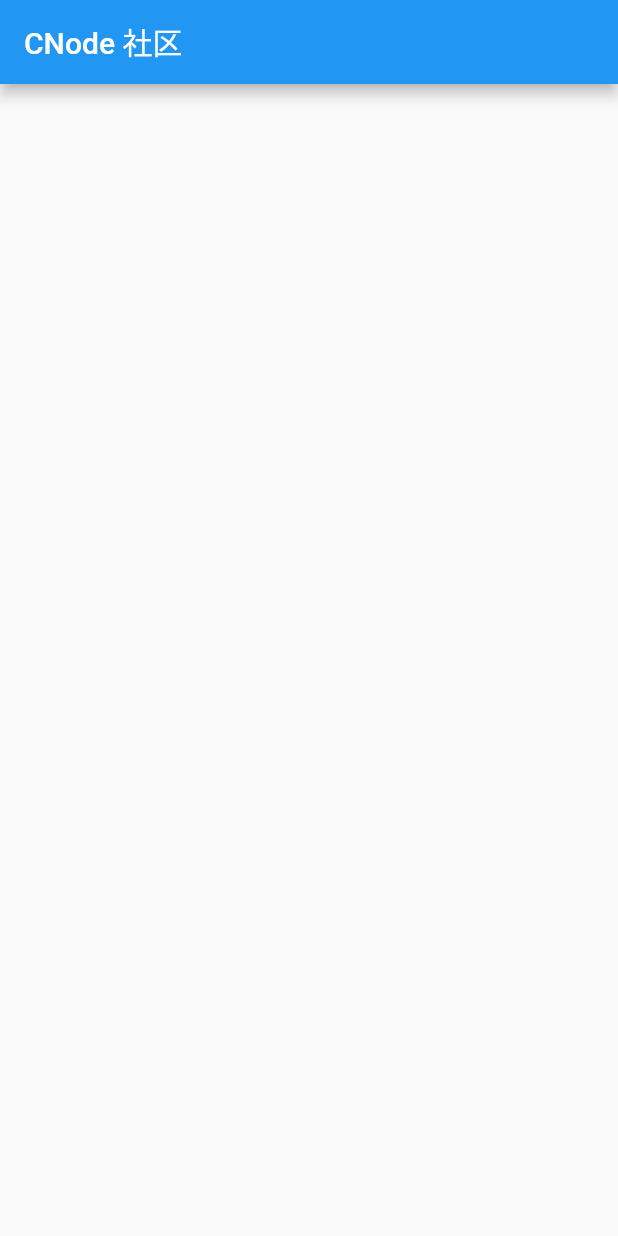
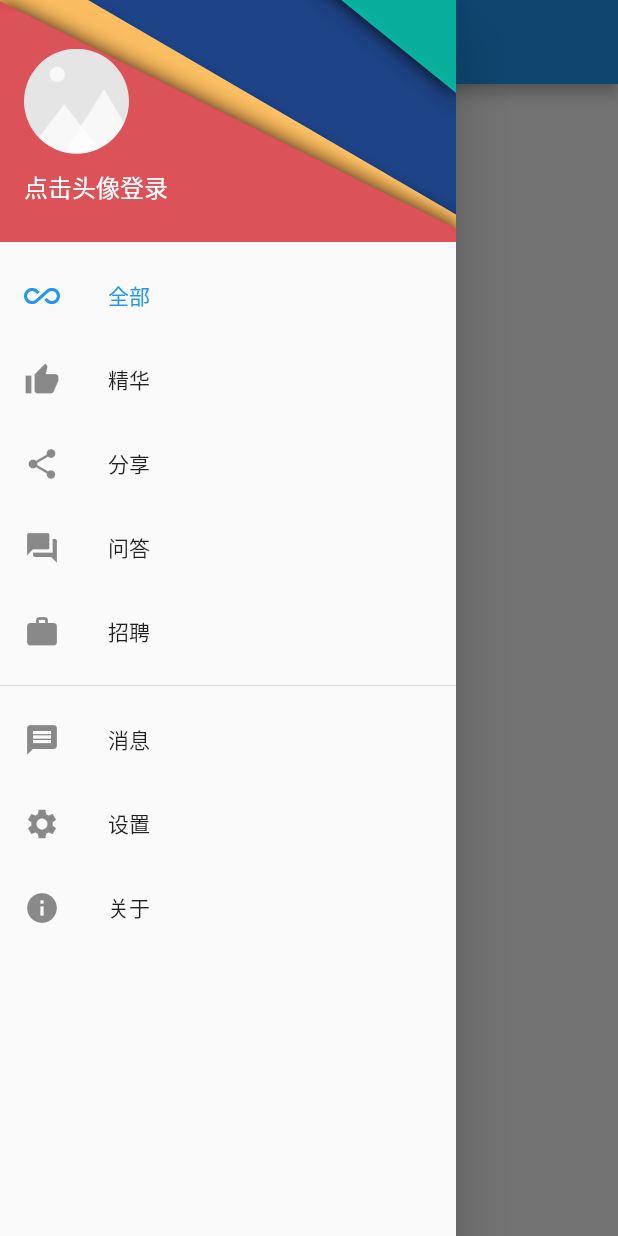
Before and after one commit to zhbhun/practice, a Flutter app: the screen it shows after launch, with the side drawer open (before the commit the screen has no drawer), on a phone screen of 412 x 824 dp. Run offline on Flutter 3.47's test engine with Material 2 defaults, Android fonts, the phone set to English and light mode, and no system bars; generated files the repository leaves out were written again; network calls fail.

Commit message:
feat: 实现首页抽屉切换 tab 功能

```diff
--- a/packages/cnodejs_flutter/lib/pages/HomePage.dart
+++ b/packages/cnodejs_flutter/lib/pages/HomePage.dart
@@ -14,6 +14,7 @@ class HomePage extends StatefulWidget {
 class _HomePageState extends State<HomePage> {
   final _refreshKey = GlobalKey<RefreshIndicatorState>();
 
+  String _tab = ''; // 全部;good|精华;share|分享;ask|问答;job|招聘
   int _page = 1;
   bool _loading = false;
   List<Topic> _data;
@@ -38,7 +39,7 @@ class _HomePageState extends State<HomePage> {
     try {
       var response = await http.get(
         Uri.encodeFull(
-            'https://cnodejs.org/api/v1/topics?mdrender=false&page=$page&limit=15'),
+            'https://cnodejs.org/api/v1/topics?mdrender=false&tab=${this._tab}&page=$page&limit=15'),
         headers: {'Accept': 'application/json'},
       );
       var responseJSON = json.decode(response.body);
@@ -82,6 +83,16 @@ class _HomePageState extends State<HomePage> {
       if (!_loading) {
         await this._loadData(page: _page + 1);
       }
+    });
+  }
+
+  void _changeTab(String tab) {
+    setState(() {
+      this._tab = tab;
+      this._page = 1;
+      this._loading = false;
+      this._data = [];
+      _refreshKey.currentState.show();
     });
   }
 
@@ -187,6 +198,103 @@ class _HomePageState extends State<HomePage> {
       appBar: AppBar(
         title: Text('CNode 社区'),
       ),
+      drawer: Drawer(
+        child: ListView(
+          // Important: Remove any padding from the ListView.
+          padding: EdgeInsets.zero,
+          children: <Widget>[
+            DrawerHeader(
+              child: Column(
+                crossAxisAlignment: CrossAxisAlignment.start,
+                mainAxisAlignment: MainAxisAlignment.center,
+                children: <Widget>[
+                  Container(
+                    margin: EdgeInsets.only(bottom: 10),
+                    child: ClipOval(
+                      child: Image.asset(
+                        'assets/images/pic_placeholder.png',
+                        width: 70,
+                        height: 70,
+                      ),
+                    ),
+                  ),
+                  Text(
+                    '点击头像登录',
+                    style: TextStyle(color: Colors.white, fontSize: 16),
+                  ),
+                ],
+              ),
+              decoration: BoxDecoration(
+                image: DecorationImage(
+                  fit: BoxFit.cover,
+                  image: AssetImage('assets/images/bg_drawer_header.png'),
+                ),
+              ),
+            ),
+            ListTile(
+              selected: this._tab == '',
+              leading: Icon(Icons.all_inclusive),
+              title: Text('全部'),
+              onTap: () {
+                this._changeTab('');
+                Navigator.pop(context);
+              },
+            ),
+            ListTile(
+              selected: this._tab == 'good',
+              leading: Icon(Icons.thumb_up),
+              title: Text('精华'),
+              onTap: () {
+                this._changeTab('good');
+                Navigator.pop(context);
+              },
+            ),
+            ListTile(
+              selected: this._tab == 'share',
+              leading: Icon(Icons.share),
+              title: Text('分享'),
+              onTap: () {
+                this._changeTab('share');
+                Navigator.pop(context);
+              },
+            ),
+            ListTile(
+              selected: this._tab == 'ask',
+              leading: Icon(Icons.question_answer),
+              title: Text('问答'),
+              onTap: () {
+                this._changeTab('ask');
+                Navigator.pop(context);
+              },
+            ),
+            ListTile(
+              selected: this._tab == 'job',
+              leading: Icon(Icons.work),
+              title: Text('招聘'),
+              onTap: () {
+                this._changeTab('job');
+                Navigator.pop(context);
+              },
+            ),
+            Divider(),
+            ListTile(
+              leading: Icon(Icons.message),
+              title: Text('消息'),
+              onTap: () {},
+            ),
+            ListTile(
+              leading: Icon(Icons.settings),
+              title: Text('设置'),
+              onTap: () {},
+            ),
+            ListTile(
+              leading: Icon(Icons.info),
+              title: Text('关于'),
+              onTap: () {},
+            ),
+          ],
+        ),
+      ),
       body: RefreshIndicator(
         key: _refreshKey,
         onRefresh: _refresh,
```
Also changed, not shown: packages/cnodejs_flutter/assets/images/bg_drawer_header.png (added).
